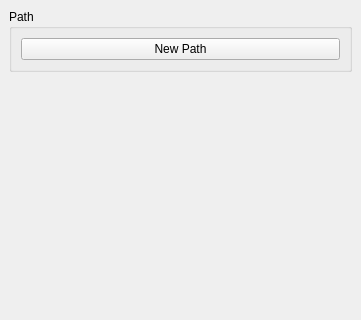
Above: Apps/SR/view/CasePlanningWidget.ui from wuzhuobin/MITK-Project before the change; both pictures show x 0 to 361 and y 0 to 320 of the 361 by 679 pixel window. Below: the same form after it.
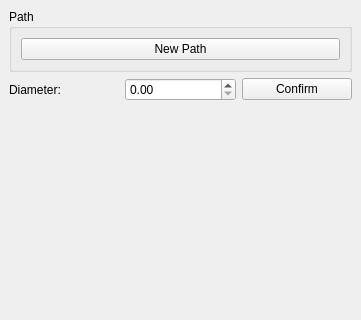
That is the form after the change. The open tabs and pages were chosen to show the change.

```diff
--- a/Apps/SR/view/CasePlanningWidget.ui
+++ b/Apps/SR/view/CasePlanningWidget.ui
@@ -106,6 +106,27 @@
       </layout>
      </widget>
     </item>
+    <item>
+     <layout class="QHBoxLayout" name="horizontalLayout_2">
+      <item>
+       <widget class="QLabel" name="label_4">
+        <property name="text">
+         <string>Diameter:</string>
+        </property>
+       </widget>
+      </item>
+      <item>
+       <widget class="QDoubleSpinBox" name="doubleSpinBoxPathDiameter"/>
+      </item>
+      <item>
+       <widget class="QPushButton" name="pushButtonPathConfirm">
+        <property name="text">
+         <string>Confirm</string>
+        </property>
+       </widget>
+      </item>
+     </layout>
+    </item>
     <item>
      <spacer name="verticalSpacer_2">
       <property name="orientation">
```
Left out of the diff: 4 changed lines with no effect on the pictures.
